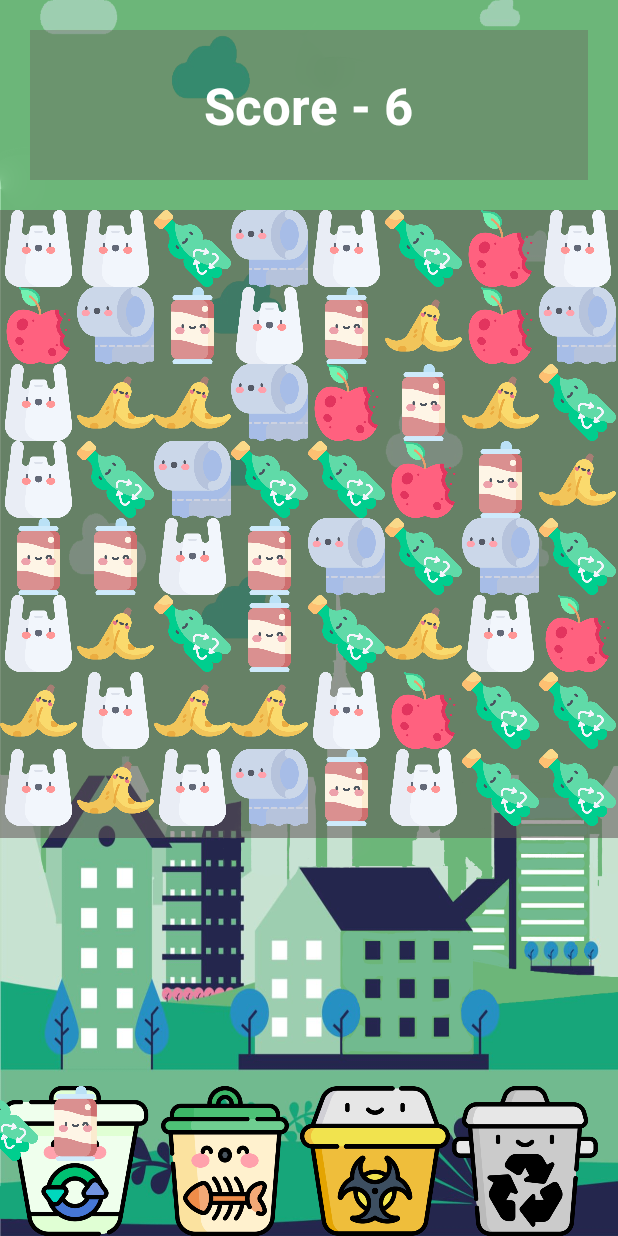
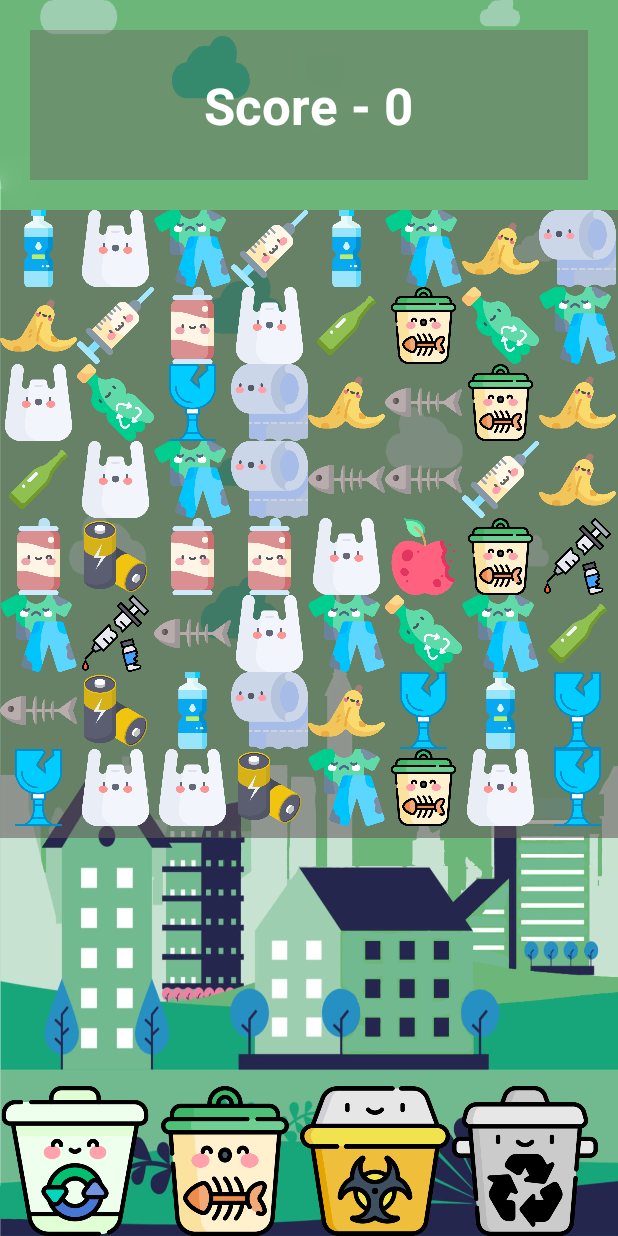
Before and after one commit to ngtdungdev/bin-rush, an Android app: the PlayActivity screen opened directly, with no data from a screen before it, on a phone screen of 412 x 824 dp. Run offline under Robolectric (Android 15) with nearby library versions, the phone set to English and light mode, and no system bars.

Commit message:
classification done!

```diff
--- a/app/src/main/java/com/example/bin_rush/activity/PlayActivity.kt
+++ b/app/src/main/java/com/example/bin_rush/activity/PlayActivity.kt
@@ -1,11 +1,11 @@
 package com.example.bin_rush.activity
 
-import android.animation.ObjectAnimator
 import android.content.Context
 import android.os.Bundle
 import android.os.Handler
 import android.os.Looper
 import android.util.DisplayMetrics
+import android.util.Log
 import android.util.TypedValue
 import android.view.View
 import android.widget.FrameLayout
@@ -13,20 +13,45 @@ import androidx.gridlayout.widget.GridLayout
 import android.widget.ImageView
 import android.widget.TextView
 import androidx.appcompat.app.AppCompatActivity
-import com.bumptech.glide.Glide
 import com.example.bin_rush.R
 import com.example.bin_rush.util.OnSwipeListener
 import kotlin.math.abs
 import kotlin.math.floor
 
 class PlayActivity: AppCompatActivity() {
-    private var WASTE_TYPE = intArrayOf(
+    private val WASTE_TYPE = intArrayOf(
         R.drawable.apple,
         R.drawable.banana,
+        R.drawable.battery_status,
         R.drawable.bottle,
+        R.drawable.broken_glass,
+        R.drawable.dirty_clothes,
+        R.drawable.fish_bone,
+        R.drawable.food_waste,
+        R.drawable.glass_bottle,
         R.drawable.metal,
+        R.drawable.mineral_water,
         R.drawable.plastic,
-        R.drawable.paper
+        R.drawable.paper,
+        R.drawable.vaccine,
+        R.drawable.waste,
+    )
+    private val classification = mapOf(
+        R.drawable.apple to 2,
+        R.drawable.banana to 2,
+        R.drawable.battery_status to 3,
+        R.drawable.bottle to 4,
+        R.drawable.broken_glass to 4,
+        R.drawable.dirty_clothes to 1,
+        R.drawable.fish_bone to 2,
+        R.drawable.food_waste to 2,
+        R.drawable.glass_bottle to 4,
+        R.drawable.metal to 1,
+        R.drawable.mineral_water to 4,
+        R.drawable.plastic to 4,
+        R.drawable.paper to 1,
+        R.drawable.vaccine to 3,
+        R.drawable.waste to 3,
     )
 
     var widthOfBlock: Int = 0
@@ -227,7 +252,7 @@ class PlayActivity: AppCompatActivity() {
                 && wastes[x++].tag as Int == chosenBlock
                 && wastes[x].tag as Int == chosenBlock
             ) {
-                animatation(i + 1)
+                animation(i + 1)
                 score += 3
                 scoreResult.text = "Score - $score"
                 wastes[x].setImageResource(emptyBlock)
@@ -255,7 +280,7 @@ class PlayActivity: AppCompatActivity() {
                 && wastes[x + noOfBlock].tag as Int == chosenBlock
                 && wastes[x + 2*noOfBlock].tag as Int == chosenBlock
                 ) {
-                animatation( i + noOfBlock)
+                animation( i + noOfBlock)
                 score += 3
                 scoreResult.text = "$score"
                 wastes[x].setImageResource(emptyBlock)
@@ -364,23 +389,19 @@ class PlayActivity: AppCompatActivity() {
         ).toInt()
     }
 
-    private fun animatation(index: Int) {
-        wastes[index].x
-        wastes[index].y
-
+    private fun animation(index: Int) {
+        val icon = wastes[index].tag as Int
 
         val handlerX = Handler(Looper.getMainLooper())
         val handlerY = Handler(Looper.getMainLooper())
         val handlerZ = Handler(Looper.getMainLooper())
         val imageView = ImageView(this)
         val sizeInPixels = convertDpToPixel(50f, this)
-        val layoutParams = FrameLayout.LayoutParams(sizeInPixels,sizeInPixels)
+        val layoutParams = FrameLayout.LayoutParams(sizeInPixels, sizeInPixels)
         layoutParams.leftMargin = wastes[index].x.toInt()
         layoutParams.topMargin =  wastes[index].y.toInt()
 
-
-        imageView.setImageResource(wastes[index].tag as Int)
-
+        imageView.setImageResource(icon)
         imageView.layoutParams = layoutParams
 
         val density = resources.displayMetrics.density
@@ -388,7 +409,26 @@ class PlayActivity: AppCompatActivity() {
         imageView.elevation = elevationInPixels
         frameLayout.addView(imageView)
 
-        val x = imageInorganic.width / 2 - sizeInPixels / 2
+//        val x = imageInorganic.width / 2 - sizeInPixels / 2
+        for (i in classification) {
+            Log.i("com", i.toString())
+        }
+        Log.i("com", classification[icon].toString())
+        var x: Int = 0;
+        when (classification[icon]) {
+            1 -> {
+                x = (imageInorganic.x + imageInorganic.width / 2 - sizeInPixels / 2).toInt()
+            }
+            2 -> {
+                x = (imageOrganic.x + imageOrganic.width / 2 - sizeInPixels / 2).toInt()
+            }
+            3 -> {
+                x = (imageBiohazard.x + imageBiohazard.width / 2 - sizeInPixels / 2).toInt()
+            }
+            4 -> {
+                x = (imageRecycle.x + imageRecycle.width / 2 - sizeInPixels / 2).toInt()
+            }
+        }
         val coordinateX = x + layout.x.toInt()
         val runnableX = Runnable {
             layoutParams.leftMargin = coordinateX
--- a/build.gradle.kts
+++ b/build.gradle.kts
@@ -5,6 +5,6 @@ buildscript {
 }
 // Top-level build file where you can add configuration options common to all sub-projects/modules.
 plugins {
-    id("com.android.application") version "8.1.1" apply false
+    id("com.android.application") version "8.3.0" apply false
     id("org.jetbrains.kotlin.android") version "1.9.0" apply false
 }
```
